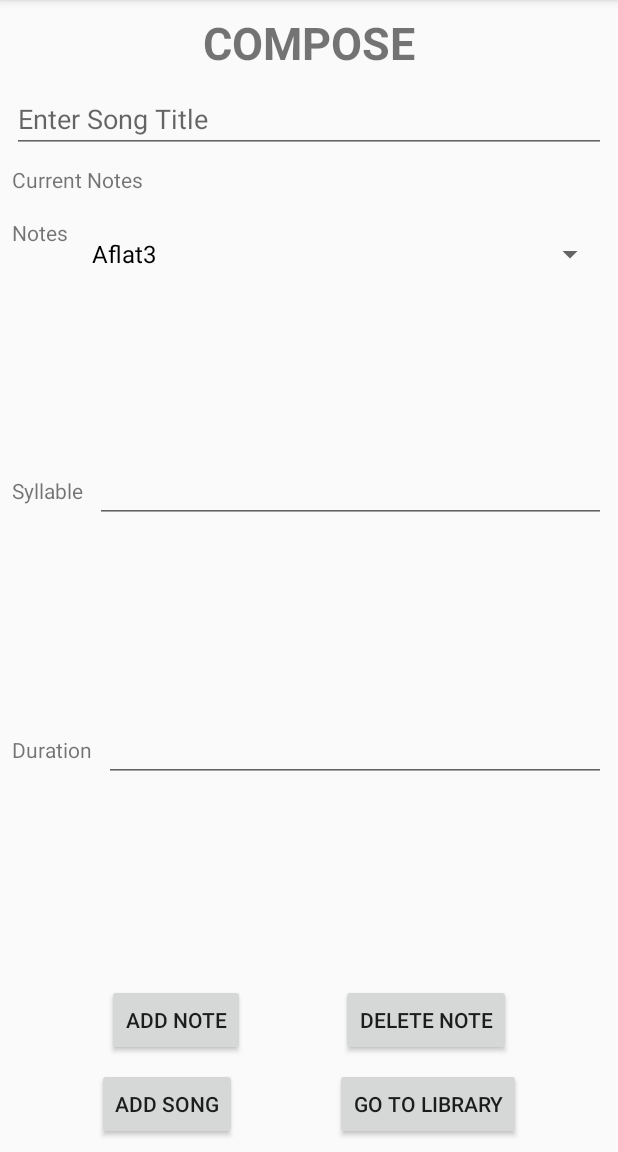
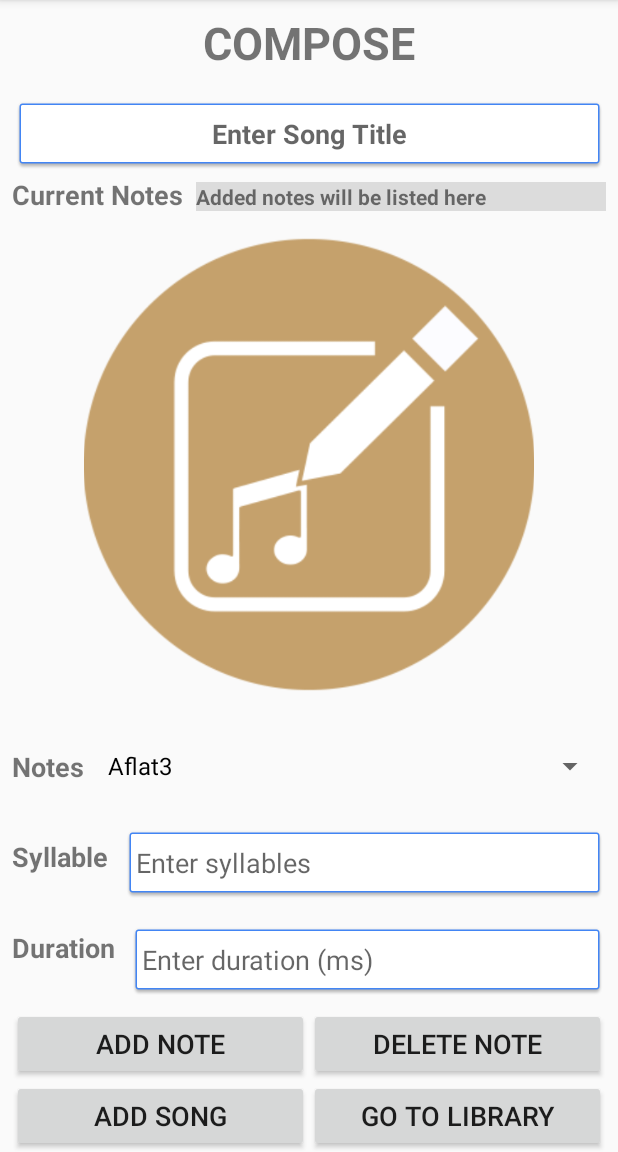
Before and after one commit to dhchung317/Bard, an Android app: the screen it shows after launch (MainActivity), after a tap on "COMPOSE", on a phone screen of 412 x 824 dp, the part 84-1236 px from its top. Run offline under Robolectric (Android 15) with nearby library versions, the phone set to English and light mode, and no system bars; our stand-ins replace ButterKnife.

Commit message:
design changes and a few assets

```diff
--- a/app/src/main/res/layout/fragment_compose.xml
+++ b/app/src/main/res/layout/fragment_compose.xml
@@ -1,7 +1,7 @@
 <?xml version="1.0" encoding="utf-8"?>
-<androidx.constraintlayout.widget.ConstraintLayout xmlns:android="http://schemas.android.com/apk/res/android"
+<androidx.constraintlayout.widget.ConstraintLayout
+    xmlns:android="http://schemas.android.com/apk/res/android"
     xmlns:app="http://schemas.android.com/apk/res-auto"
-    xmlns:tools="http://schemas.android.com/tools"
     android:layout_width="match_parent"
     android:layout_height="match_parent">
 
@@ -12,56 +12,67 @@
         android:layout_marginStart="8dp"
         android:layout_marginTop="8dp"
         android:layout_marginEnd="8dp"
+        android:layout_marginBottom="8dp"
         android:text="COMPOSE"
         android:textSize="30sp"
         android:textStyle="bold"
+        app:layout_constraintBottom_toTopOf="@+id/song_title_edit_text"
         app:layout_constraintEnd_toEndOf="parent"
         app:layout_constraintStart_toStartOf="parent"
         app:layout_constraintTop_toTopOf="parent" />
 
     <EditText
         android:id="@+id/song_title_edit_text"
-        android:layout_width="0dp"
+        android:layout_width="395dp"
         android:layout_height="wrap_content"
         android:layout_marginStart="8dp"
         android:layout_marginTop="8dp"
         android:layout_marginEnd="8dp"
+        android:layout_marginBottom="8dp"
+        android:background="@drawable/common_google_signin_btn_icon_dark_normal_background"
         android:hint="Enter Song Title"
+        android:textAlignment="center"
+        android:textStyle="bold"
+        app:layout_constraintBottom_toTopOf="@+id/current_textView"
         app:layout_constraintEnd_toEndOf="parent"
         app:layout_constraintStart_toStartOf="parent"
         app:layout_constraintTop_toBottomOf="@+id/compose_textview" />
 
     <Spinner
+
         android:id="@+id/notes_spinner"
         android:layout_width="0dp"
         android:layout_height="wrap_content"
         android:layout_marginStart="8dp"
         android:layout_marginTop="8dp"
         android:layout_marginEnd="8dp"
+        android:layout_marginBottom="8dp"
+        app:layout_constraintBottom_toTopOf="@+id/syllable_editText"
         app:layout_constraintEnd_toEndOf="parent"
-        app:layout_constraintHorizontal_bias="0.5"
         app:layout_constraintStart_toEndOf="@+id/note_menu_textview"
         app:layout_constraintTop_toBottomOf="@+id/imageButton" />
 
     <Button
         android:id="@+id/addNote_button"
-        android:layout_width="wrap_content"
+        android:layout_width="198dp"
         android:layout_height="wrap_content"
         android:layout_marginStart="8dp"
+
         android:text="add Note"
-        app:layout_constraintBaseline_toBaselineOf="@+id/deleteNote_button"
-        app:layout_constraintEnd_toStartOf="@+id/deleteNote_button"
-        app:layout_constraintHorizontal_bias="0.5"
-        app:layout_constraintStart_toStartOf="parent" />
+        android:textSize="18sp"
+        app:layout_constraintBottom_toTopOf="@+id/add_song_button"
+        app:layout_constraintStart_toStartOf="parent"
+        app:layout_constraintTop_toBottomOf="@+id/duration_editText" />
 
     <Button
         android:id="@+id/deleteNote_button"
-        android:layout_width="wrap_content"
+        android:layout_width="0dp"
         android:layout_height="wrap_content"
         android:layout_marginEnd="8dp"
-        android:layout_marginBottom="8dp"
+
         android:text="Delete Note"
-        app:layout_constraintBottom_toTopOf="@+id/add_song_button"
+        android:textSize="18sp"
+        app:layout_constraintBaseline_toBaselineOf="@+id/addNote_button"
         app:layout_constraintEnd_toEndOf="parent"
         app:layout_constraintHorizontal_bias="0.5"
         app:layout_constraintStart_toEndOf="@+id/addNote_button" />
@@ -69,28 +80,32 @@
     <ImageView
         android:id="@+id/imageButton"
         android:layout_width="0dp"
-        android:layout_height="wrap_content"
+        android:layout_height="0dp"
+
         android:layout_marginStart="8dp"
         android:layout_marginTop="8dp"
         android:layout_marginEnd="8dp"
+        android:layout_marginBottom="8dp"
+        app:layout_constraintBottom_toTopOf="@+id/notes_spinner"
         app:layout_constraintEnd_toEndOf="parent"
-        app:layout_constraintHorizontal_bias="0.481"
         app:layout_constraintStart_toStartOf="parent"
-        app:layout_constraintTop_toBottomOf="@+id/current_notes_text"
-        tools:srcCompat="@tools:sample/avatars" />
+        app:layout_constraintTop_toBottomOf="@+id/current_textView"
+        app:srcCompat="@drawable/compose" />
 
     <EditText
         android:id="@+id/syllable_editText"
-        android:layout_width="0dp"
+        android:layout_width="322dp"
         android:layout_height="wrap_content"
-        android:layout_marginStart="8dp"
+        android:layout_marginTop="8dp"
         android:layout_marginEnd="8dp"
+        android:layout_marginBottom="8dp"
+        android:background="@drawable/common_google_signin_btn_icon_dark_normal_background"
         android:ems="10"
+        android:hint="Enter syllables"
         android:inputType="textPhonetic"
-        app:layout_constraintBaseline_toBaselineOf="@+id/syllable_menu_text"
+        app:layout_constraintBottom_toTopOf="@+id/duration_editText"
         app:layout_constraintEnd_toEndOf="parent"
-        app:layout_constraintHorizontal_bias="0.0"
-        app:layout_constraintStart_toEndOf="@+id/syllable_menu_text" />
+        app:layout_constraintTop_toBottomOf="@+id/notes_spinner" />
 
     <TextView
         android:id="@+id/note_menu_textview"
@@ -98,9 +113,13 @@
         android:layout_height="wrap_content"
         android:layout_marginStart="8dp"
         android:layout_marginTop="8dp"
+        android:layout_marginBottom="8dp"
         android:text="Notes"
+        android:textSize="18sp"
+        android:textStyle="bold"
+        app:layout_constraintBottom_toBottomOf="@+id/notes_spinner"
         app:layout_constraintStart_toStartOf="parent"
-        app:layout_constraintTop_toBottomOf="@+id/imageButton" />
+        app:layout_constraintTop_toTopOf="@+id/notes_spinner" />
 
     <TextView
         android:id="@+id/syllable_menu_text"
@@ -110,6 +129,8 @@
         android:layout_marginTop="8dp"
         android:layout_marginBottom="8dp"
         android:text="Syllable"
+        android:textSize="18sp"
+        android:textStyle="bold"
         app:layout_constraintBottom_toTopOf="@+id/Duration"
         app:layout_constraintStart_toStartOf="parent"
         app:layout_constraintTop_toBottomOf="@+id/note_menu_textview"
@@ -117,66 +138,78 @@
 
     <TextView
         android:id="@+id/current_textView"
-        android:layout_width="wrap_content"
+        android:layout_width="273dp"
         android:layout_height="wrap_content"
-        android:layout_marginStart="8dp"
+        android:layout_marginTop="8dp"
         android:layout_marginEnd="8dp"
-        app:layout_constraintBaseline_toBaselineOf="@+id/current_notes_text"
+        android:layout_marginBottom="8dp"
+        android:background="@color/common_google_signin_btn_text_light_disabled"
+        android:text="Added notes will be listed here"
+        android:textAlignment="viewStart"
+        android:textStyle="bold"
+        app:layout_constraintBottom_toBottomOf="@+id/current_notes_text"
         app:layout_constraintEnd_toEndOf="parent"
-        app:layout_constraintStart_toEndOf="@+id/current_notes_text" />
+        app:layout_constraintTop_toTopOf="@+id/current_notes_text" />
 
     <TextView
         android:id="@+id/current_notes_text"
         android:layout_width="wrap_content"
         android:layout_height="wrap_content"
         android:layout_marginStart="8dp"
-        android:layout_marginTop="8dp"
         android:text="Current Notes"
-        app:layout_constraintStart_toStartOf="parent"
-        app:layout_constraintTop_toBottomOf="@+id/song_title_edit_text" />
+        android:textSize="18sp"
+        android:textStyle="bold"
+        app:layout_constraintBaseline_toBaselineOf="@+id/current_textView"
+        app:layout_constraintStart_toStartOf="parent" />
 
     <Button
         android:id="@+id/add_song_button"
+        android:layout_width="198dp"
+        android:layout_height="wrap_content"
+        android:layout_marginStart="8dp"
+
+        android:text="Add Song"
+        android:textSize="18sp"
+        app:layout_constraintBottom_toBottomOf="parent"
+        app:layout_constraintStart_toStartOf="parent"
+        app:layout_constraintTop_toBottomOf="@+id/addNote_button" />
+
+    <TextView
+        android:id="@+id/Duration"
         android:layout_width="wrap_content"
         android:layout_height="wrap_content"
         android:layout_marginStart="8dp"
         android:layout_marginBottom="8dp"
-        android:text="Add Song"
-        app:layout_constraintBottom_toBottomOf="parent"
-        app:layout_constraintEnd_toStartOf="@+id/compose_to_library_button"
-        app:layout_constraintHorizontal_bias="0.5"
-        app:layout_constraintStart_toStartOf="parent" />
-
-    <TextView
-        android:id="@+id/Duration"
-        android:layout_width="wrap_content"
-        android:layout_height="17dp"
-        android:layout_marginStart="8dp"
-        android:layout_marginBottom="8dp"
         android:text="Duration"
+        android:textSize="18sp"
+        android:textStyle="bold"
         app:layout_constraintBottom_toTopOf="@+id/addNote_button"
         app:layout_constraintStart_toStartOf="parent"
         app:layout_constraintTop_toBottomOf="@+id/syllable_editText" />
 
     <EditText
         android:id="@+id/duration_editText"
-        android:layout_width="0dp"
+        android:layout_width="318dp"
         android:layout_height="wrap_content"
-        android:layout_marginStart="8dp"
+        android:layout_marginTop="8dp"
         android:layout_marginEnd="8dp"
+        android:layout_marginBottom="8dp"
+        android:background="@drawable/common_google_signin_btn_icon_dark_normal_background"
         android:ems="10"
+        android:hint="Enter duration (ms)"
         android:inputType="number"
-        app:layout_constraintBaseline_toBaselineOf="@+id/Duration"
+        app:layout_constraintBottom_toTopOf="@+id/addNote_button"
         app:layout_constraintEnd_toEndOf="parent"
-        app:layout_constraintStart_toEndOf="@+id/Duration" />
+        app:layout_constraintTop_toBottomOf="@+id/syllable_editText" />
 
     <Button
         android:id="@+id/compose_to_library_button"
-        android:layout_width="wrap_content"
+        android:layout_width="0dp"
         android:layout_height="wrap_content"
-        android:layout_marginStart="8dp"
         android:layout_marginEnd="8dp"
+
         android:text="go to Library"
+        android:textSize="18sp"
         app:layout_constraintBaseline_toBaselineOf="@+id/add_song_button"
         app:layout_constraintEnd_toEndOf="parent"
         app:layout_constraintHorizontal_bias="0.5"
```
Also changed, not shown: app/src/main/java/com/hyunki/bard/SongFragment.java (+8 -1 lines), app/src/main/res/layout/fragment_main.xml (+7 -7 lines), app/src/main/res/layout/fragment_song.xml (+17 -15 lines), app/src/main/res/drawable/compose.png (added), app/src/main/res/drawable/play.png (added).
